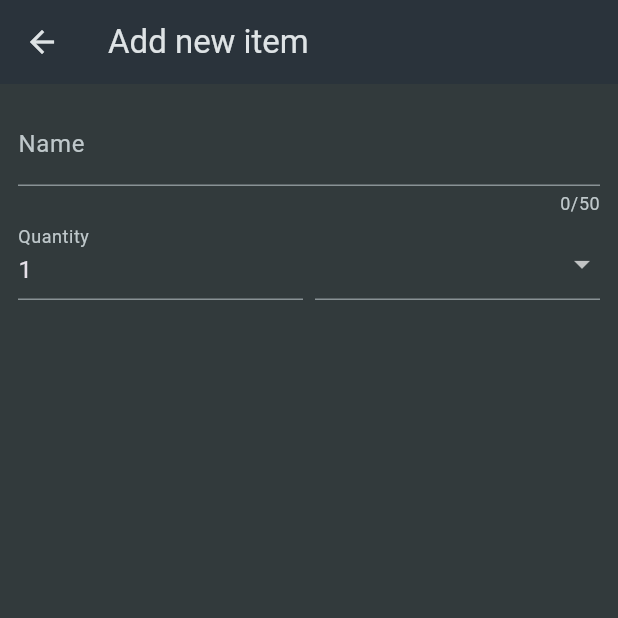
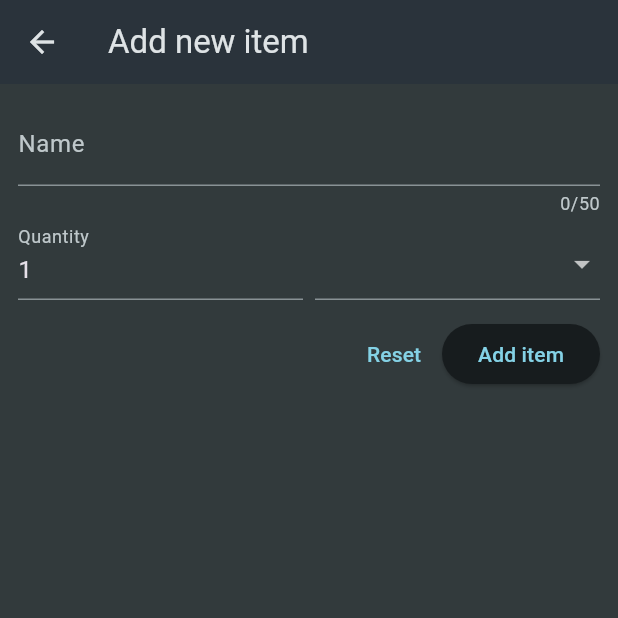
Before and after one commit to QuemS/shopping_list_flutter, a Flutter app: the NewItem screen opened directly, on a phone screen of 412 x 824 dp, the top half of it. Run offline on Flutter 3.47's test engine with Material 3 defaults, Android fonts, the phone set to English and light mode, and no system bars.

Commit message:
213. Adding Buttons to a Form

```diff
--- a/lib/widgets/new_item.dart
+++ b/lib/widgets/new_item.dart
@@ -66,6 +66,20 @@ class _NewItemState extends State<NewItem> {
                     ], onChanged: (value) {}),
                   )
                 ],
+              ),
+              const SizedBox(height: 12),
+              Row(
+                mainAxisAlignment: MainAxisAlignment.end,
+                children: [
+                  TextButton(
+                    onPressed: () {},
+                    child: const Text('Reset'),
+                  ),
+                  ElevatedButton(
+                    onPressed: () {},
+                    child: const Text('Add item'),
+                  )
+                ],
               )
             ],
           ),
```
